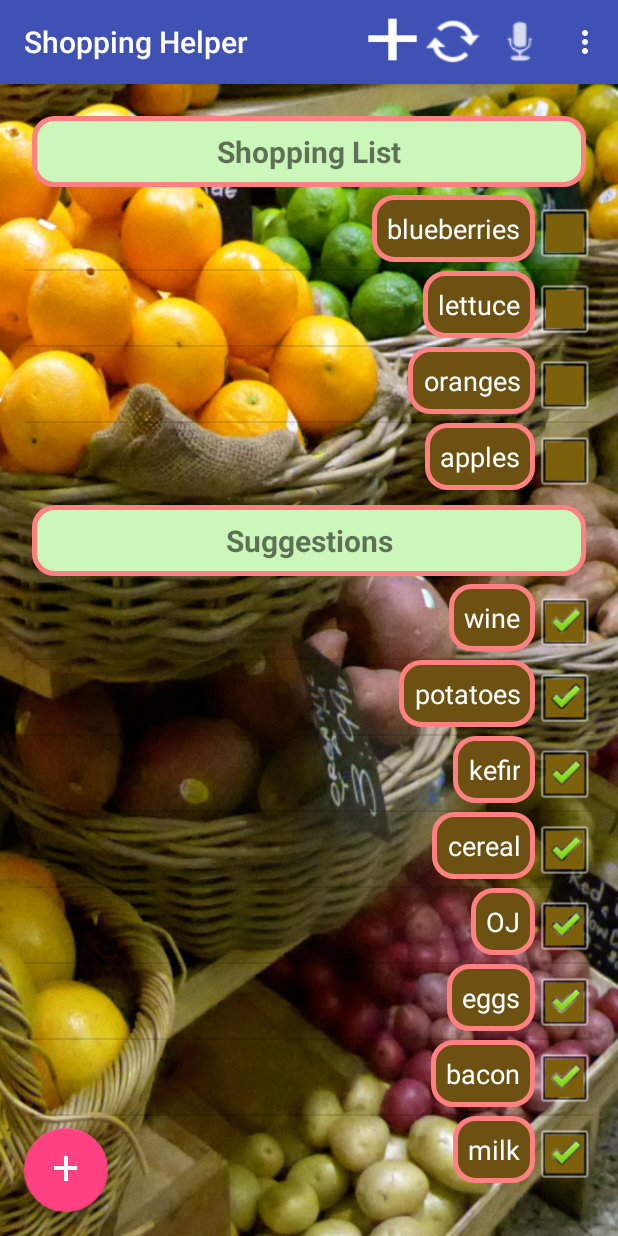
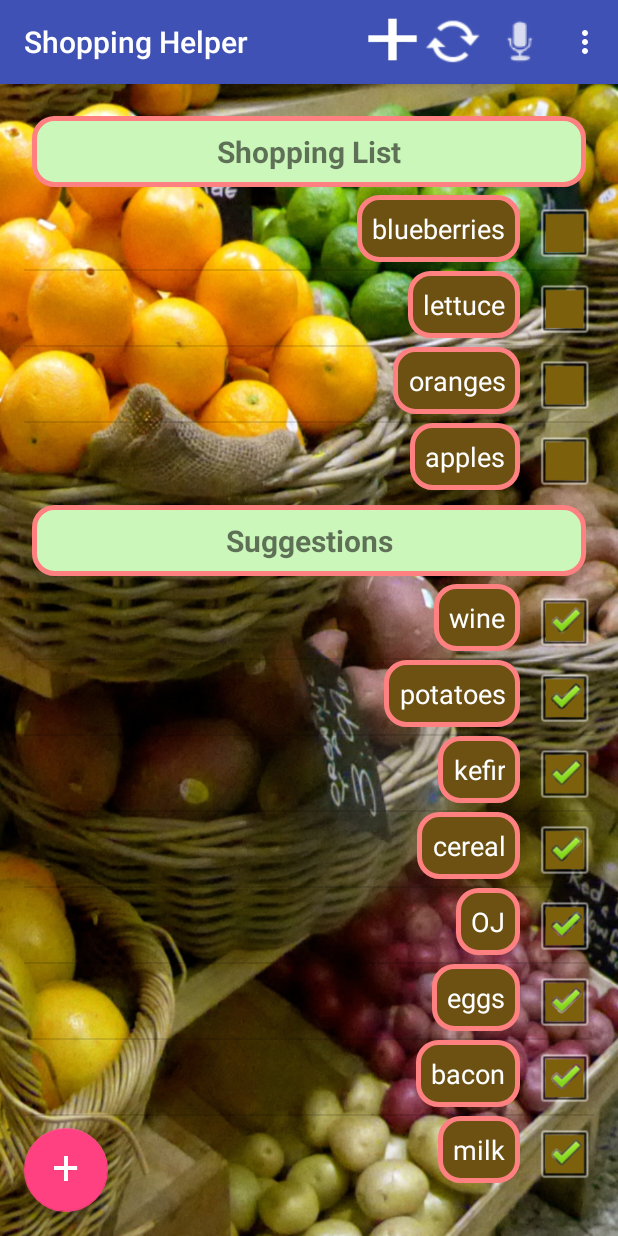
Before and after one commit to dlrogers/SmartList2, an Android app: the screen it shows after launch (MainActivity), on a phone screen of 412 x 824 dp. Run offline under Robolectric (Android 15) with nearby library versions, the phone set to English and light mode, and no system bars.

Commit message:
Added 10dp padding for check boxes.

```diff
--- a/app/src/main/res/layout/list_entry.xml
+++ b/app/src/main/res/layout/list_entry.xml
@@ -12,7 +12,8 @@
         android:adjustViewBounds="true"
         android:scaleType="centerInside"
         android:baseline="25dp"
-        android:maxHeight="50dp" android:maxWidth="50dp"
+        android:paddingLeft="10dp"
+        android:maxHeight="50dp" android:maxWidth="60dp"
         android:focusable="false"/>
     <com.symdesign.smartlist.NameBox
         android:id="@+id/name"
--- a/app/src/main/res/layout/suggest_entry.xml
+++ b/app/src/main/res/layout/suggest_entry.xml
@@ -12,7 +12,8 @@
         android:adjustViewBounds="true"
         android:scaleType="centerInside"
         android:baseline="25dp"
-        android:maxHeight="50dp" android:maxWidth="50dp"
+        android:maxHeight="50dp" android:maxWidth="60dp"
+        android:paddingLeft="10dp"
         android:focusable="false"/>
     <com.symdesign.smartlist.NameBox
         android:id="@+id/name"
```
Also changed, not shown: app/src/main/java/com/symdesign/smartlist/MainActivity.java (+13 -7 lines).
